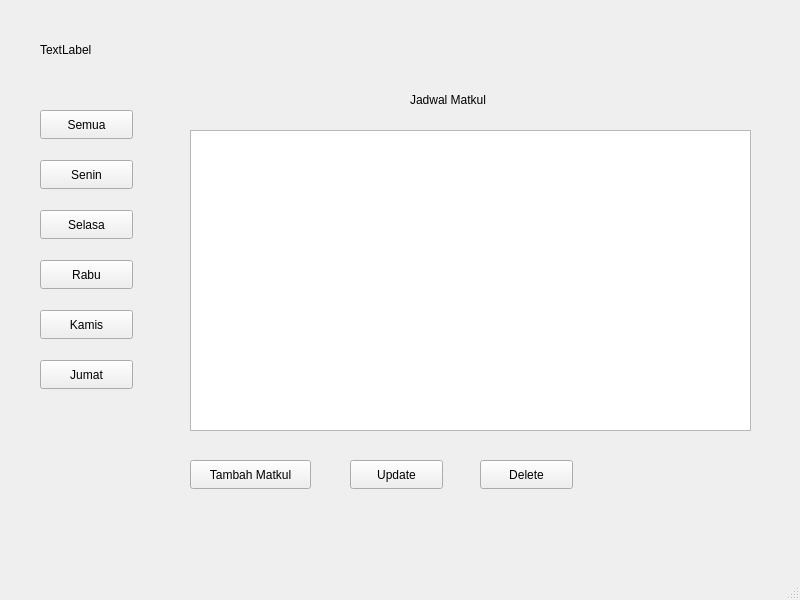
Above: mainwindow.ui from Rendy-Sun/Aplikasi_Jadwal_Kuliah before the change. Below: the same form after it.
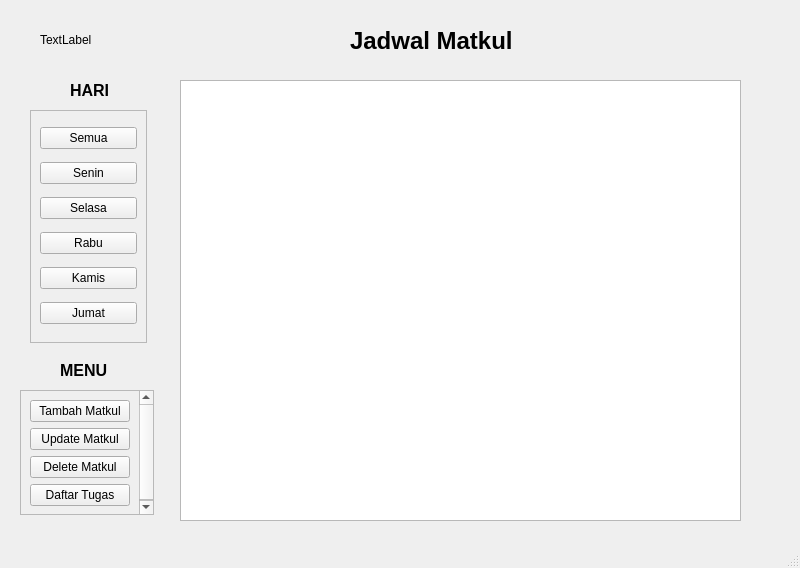
That is the form after the change.

Commit message: update daftar tugas

Diff of the .ui file:
```diff
--- a/mainwindow.ui
+++ b/mainwindow.ui
@@ -7,158 +7,47 @@
     <x>0</x>
     <y>0</y>
     <width>800</width>
-    <height>600</height>
+    <height>568</height>
    </rect>
   </property>
   <property name="windowTitle">
    <string>MainWindow</string>
   </property>
   <widget class="QWidget" name="centralwidget">
-   <widget class="QPushButton" name="btSenin">
-    <property name="geometry">
-     <rect>
-      <x>40</x>
-      <y>160</y>
-      <width>93</width>
-      <height>29</height>
-     </rect>
-    </property>
-    <property name="text">
-     <string>Senin</string>
-    </property>
-   </widget>
-   <widget class="QPushButton" name="btRabu">
-    <property name="geometry">
-     <rect>
-      <x>40</x>
-      <y>260</y>
-      <width>93</width>
-      <height>29</height>
-     </rect>
-    </property>
-    <property name="text">
-     <string>Rabu</string>
-    </property>
-   </widget>
-   <widget class="QPushButton" name="btKamis">
-    <property name="geometry">
-     <rect>
-      <x>40</x>
-      <y>310</y>
-      <width>93</width>
-      <height>29</height>
-     </rect>
-    </property>
-    <property name="text">
-     <string>Kamis</string>
-    </property>
-   </widget>
-   <widget class="QPushButton" name="Jumat">
-    <property name="geometry">
-     <rect>
-      <x>40</x>
-      <y>360</y>
-      <width>93</width>
-      <height>29</height>
-     </rect>
-    </property>
-    <property name="text">
-     <string>Jumat</string>
-    </property>
-   </widget>
    <widget class="QTableView" name="tbJadwal">
     <property name="geometry">
      <rect>
-      <x>190</x>
-      <y>130</y>
+      <x>180</x>
+      <y>80</y>
       <width>561</width>
-      <height>301</height>
+      <height>441</height>
      </rect>
     </property>
    </widget>
    <widget class="QLabel" name="lbMatkul">
     <property name="geometry">
      <rect>
-      <x>410</x>
-      <y>90</y>
-      <width>101</width>
-      <height>20</height>
-     </rect>
-    </property>
-    <property name="text">
-     <string>Jadwal Matkul</string>
-    </property>
-   </widget>
-   <widget class="QPushButton" name="btSelasa">
-    <property name="geometry">
-     <rect>
-      <x>40</x>
-      <y>210</y>
-      <width>93</width>
-      <height>29</height>
-     </rect>
-    </property>
-    <property name="text">
-     <string>Selasa</string>
-    </property>
-   </widget>
-   <widget class="QPushButton" name="btTambahMatkul">
-    <property name="geometry">
-     <rect>
-      <x>190</x>
-      <y>460</y>
-      <width>121</width>
-      <height>29</height>
-     </rect>
-    </property>
-    <property name="text">
-     <string>Tambah Matkul</string>
-    </property>
-   </widget>
-   <widget class="QPushButton" name="pbSemua">
-    <property name="geometry">
-     <rect>
-      <x>40</x>
-      <y>110</y>
-      <width>93</width>
-      <height>29</height>
-     </rect>
-    </property>
-    <property name="text">
-     <string>Semua</string>
-    </property>
-   </widget>
-   <widget class="QPushButton" name="pbUpdate">
-    <property name="geometry">
-     <rect>
       <x>350</x>
-      <y>460</y>
-      <width>93</width>
-      <height>29</height>
+      <y>20</y>
+      <width>221</width>
+      <height>41</height>
      </rect>
     </property>
-    <property name="text">
-     <string>Update</string>
+    <property name="font">
+     <font>
+      <pointsize>18</pointsize>
+      <bold>true</bold>
+     </font>
     </property>
-   </widget>
-   <widget class="QPushButton" name="pbDelete">
-    <property name="geometry">
-     <rect>
-      <x>480</x>
-      <y>460</y>
-      <width>93</width>
-      <height>29</height>
-     </rect>
-    </property>
     <property name="text">
-     <string>Delete</string>
+     <string>Jadwal Matkul</string>
     </property>
    </widget>
    <widget class="QLabel" name="lbtime">
     <property name="geometry">
      <rect>
       <x>40</x>
-      <y>40</y>
+      <y>30</y>
       <width>281</width>
       <height>20</height>
      </rect>
@@ -167,6 +56,164 @@
      <string>TextLabel</string>
     </property>
    </widget>
+   <widget class="QScrollArea" name="scrollArea">
+    <property name="geometry">
+     <rect>
+      <x>30</x>
+      <y>110</y>
+      <width>117</width>
+      <height>233</height>
+     </rect>
+    </property>
+    <property name="widgetResizable">
+     <bool>true</bool>
+    </property>
+    <widget class="QWidget" name="scrollAreaWidgetContents_2">
+     <property name="geometry">
+      <rect>
+       <x>0</x>
+       <y>0</y>
+       <width>115</width>
+       <height>231</height>
+      </rect>
+     </property>
+     <layout class="QVBoxLayout" name="verticalLayout">
+      <item>
+       <widget class="QPushButton" name="pbSemua">
+        <property name="text">
+         <string>Semua</string>
+        </property>
+       </widget>
+      </item>
+      <item>
+       <widget class="QPushButton" name="btSenin">
+        <property name="text">
+         <string>Senin</string>
+        </property>
+       </widget>
+      </item>
+      <item>
+       <widget class="QPushButton" name="btSelasa">
+        <property name="text">
+         <string>Selasa</string>
+        </property>
+       </widget>
+      </item>
+      <item>
+       <widget class="QPushButton" name="btRabu">
+        <property name="text">
+         <string>Rabu</string>
+        </property>
+       </widget>
+      </item>
+      <item>
+       <widget class="QPushButton" name="btKamis">
+        <property name="text">
+         <string>Kamis</string>
+        </property>
+       </widget>
+      </item>
+      <item>
+       <widget class="QPushButton" name="Jumat">
+        <property name="text">
+         <string>Jumat</string>
+        </property>
+       </widget>
+      </item>
+     </layout>
+    </widget>
+   </widget>
+   <widget class="QScrollArea" name="scrollArea_2">
+    <property name="geometry">
+     <rect>
+      <x>20</x>
+      <y>390</y>
+      <width>134</width>
+      <height>125</height>
+     </rect>
+    </property>
+    <property name="widgetResizable">
+     <bool>true</bool>
+    </property>
+    <widget class="QWidget" name="scrollAreaWidgetContents_3">
+     <property name="geometry">
+      <rect>
+       <x>-17</x>
+       <y>-53</y>
+       <width>132</width>
+       <height>159</height>
+      </rect>
+     </property>
+     <layout class="QVBoxLayout" name="verticalLayout_2">
+      <item>
+       <widget class="QPushButton" name="btTambahMatkul">
+        <property name="text">
+         <string>Tambah Matkul</string>
+        </property>
+       </widget>
+      </item>
+      <item>
+       <widget class="QPushButton" name="pbUpdate">
+        <property name="text">
+         <string>Update Matkul</string>
+        </property>
+       </widget>
+      </item>
+      <item>
+       <widget class="QPushButton" name="pbDelete">
+        <property name="text">
+         <string>Delete Matkul</string>
+        </property>
+       </widget>
+      </item>
+      <item>
+       <widget class="QPushButton" name="pushButton">
+        <property name="text">
+         <string>Daftar Tugas</string>
+        </property>
+       </widget>
+      </item>
+     </layout>
+    </widget>
+   </widget>
+   <widget class="QLabel" name="label">
+    <property name="geometry">
+     <rect>
+      <x>70</x>
+      <y>80</y>
+      <width>51</width>
+      <height>21</height>
+     </rect>
+    </property>
+    <property name="font">
+     <font>
+      <pointsize>12</pointsize>
+      <bold>true</bold>
+     </font>
+    </property>
+    <property name="text">
+     <string>HARI</string>
+    </property>
+   </widget>
+   <widget class="QLabel" name="label_2">
+    <property name="geometry">
+     <rect>
+      <x>60</x>
+      <y>360</y>
+      <width>61</width>
+      <height>21</height>
+     </rect>
+    </property>
+    <property name="font">
+     <font>
+      <pointsize>12</pointsize>
+      <bold>true</bold>
+     </font>
+    </property>
+    <property name="text">
+     <string>MENU</string>
+    </property>
+   </widget>
   </widget>
   <widget class="QMenuBar" name="menubar">
    <property name="geometry">
```
The commit also changes 62 other files.
